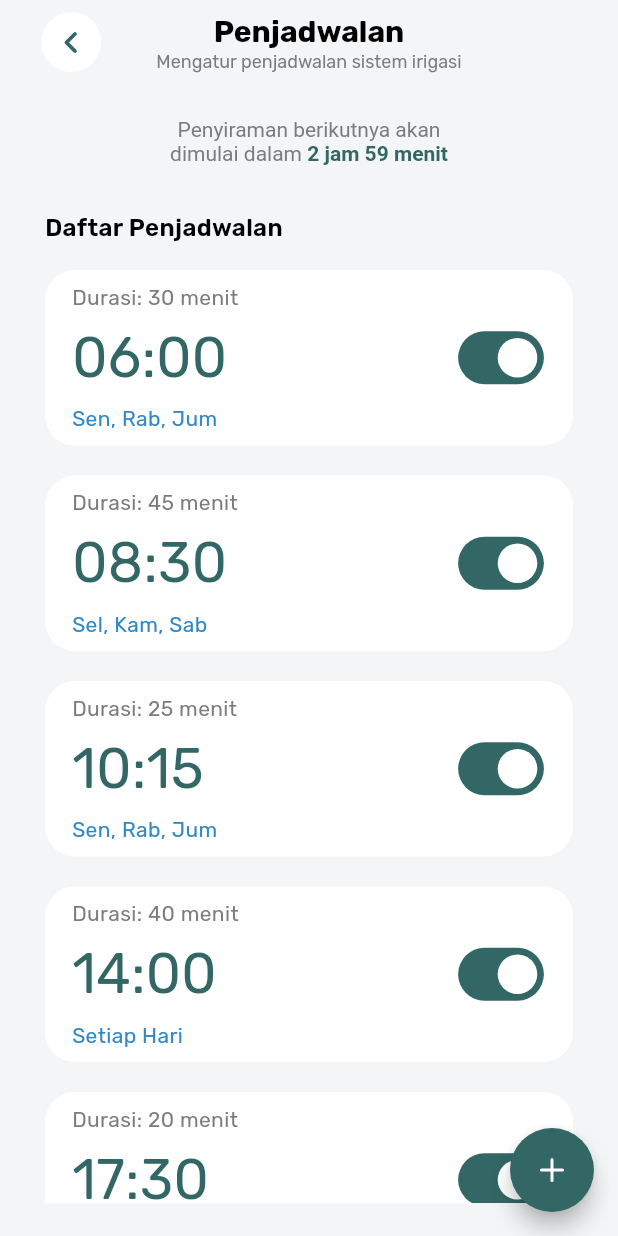
After one commit to scituinsk/Mobile_Smart_Farming, a Flutter app: the SolenoidScreen screen opened by its route, after a tap on "Penjadwalan", on a phone screen of 412 x 824 dp. The commit adds this screen. Run offline on Flutter 3.47's test engine with Material 3 defaults, Android fonts, the phone set to English and light mode, and no system bars; our stand-ins replace flutter_svg, get, google_fonts, lucide_icons_flutter; missing offline and left inert: flutter_floating_bottom_bar.

Commit message:
refactor: rename selenoid to solenoid and add scheduling feature

```diff
--- a/lib/src/core/routes/app_page.dart
+++ b/lib/src/core/routes/app_page.dart
@@ -1,7 +1,8 @@
 import 'package:get/get.dart';
 import 'package:pak_tani/src/core/routes/route_named.dart';
 import 'package:pak_tani/src/features/notification/presentation/screens/notification_screen.dart';
-import 'package:pak_tani/src/features/selenoid/presentation/screens/selenoid_screen.dart';
+import 'package:pak_tani/src/features/scheduling/presentation/screens/scheduling_screen.dart';
+import 'package:pak_tani/src/features/solenoid/presentation/screens/solenoid_screen.dart';
 
 class AppPage {
   static final pages = [
@@ -9,6 +10,10 @@ class AppPage {
       name: RouteNamed.notificationPage,
       page: () => const NotificationScreen(),
     ),
-    GetPage(name: RouteNamed.selenoidPage, page: () => const SelenoidScreen()),
+    GetPage(name: RouteNamed.solenoidPage, page: () => const SolenoidScreen()),
+    GetPage(
+      name: RouteNamed.schedulingPage,
+      page: () => const SchedulingScreen(),
+    ),
   ];
 }
--- a/lib/src/core/routes/route_named.dart
+++ b/lib/src/core/routes/route_named.dart
@@ -1,4 +1,5 @@
 abstract class RouteNamed {
   static const notificationPage = '/notification_page';
-  static const selenoidPage = '/selenoid_page';
+  static const solenoidPage = '/solenoid_page';
+  static const schedulingPage = '/scheduling_page';
 }
--- a/lib/src/core/theme/app_theme.dart
+++ b/lib/src/core/theme/app_theme.dart
@@ -17,7 +17,7 @@ abstract final class AppTheme {
   static const titleSecondary = Color(0xff7C7C7C);
   // static const defaultTextColor = Color(0xff8F9098);
 
-  static const selenoidColor = Color(0xffFFAAF8);
+  static const solenoidColor = Color(0xffFFAAF8);
   static const waterPumpColor = Color(0xff9AD16D);
 
   static const h5 = TextStyle(
@@ -58,6 +58,12 @@ abstract final class AppTheme {
     fontFamily: 'Clash Display',
     fontSize: 37,
     fontWeight: FontWeight.bold,
+  );
+
+  static const h1Rubik = TextStyle(
+    color: textColor,
+    fontSize: 37,
+    fontWeight: FontWeight.normal,
   );
 
   static const textAction = TextStyle(
--- a/lib/src/core/widgets/custom_icon.dart
+++ b/lib/src/core/widgets/custom_icon.dart
@@ -2,7 +2,7 @@ import 'package:flutter/material.dart';
 import 'package:flutter_svg/flutter_svg.dart';
 
 enum MyCustomIcon {
-  selenoid,
+  solenoid,
   greenHouse,
   waterPump,
   batteryMax,
@@ -16,7 +16,7 @@ enum MyCustomIcon {
 
 String iconAssets(MyCustomIcon type) {
   switch (type) {
-    case MyCustomIcon.selenoid:
+    case MyCustomIcon.solenoid:
       return "assets/icons/carbon-iot-platform.svg";
     case MyCustomIcon.greenHouse:
       return "assets/icons/mdi-greenhouse.svg";
--- /dev/null
+++ b/lib/src/core/widgets/my_switch.dart
@@ -0,0 +1,49 @@
+import 'package:flutter/material.dart';
+
+class MySwitch extends StatelessWidget {
+  final bool value;
+  final ValueChanged<bool> onChanged;
+  final double scale;
+  const MySwitch({
+    super.key,
+    required this.value,
+    required this.onChanged,
+    this.scale = 1.0,
+  });
+
+  @override
+  Widget build(BuildContext context) {
+    return Transform.scale(
+      scale: scale,
+      child: SwitchTheme(
+        data: SwitchThemeData(
+          trackOutlineColor: WidgetStateProperty.resolveWith<Color?>((
+            Set<WidgetState> states,
+          ) {
+            if (states.contains(WidgetState.selected)) {
+              return null; // Gunakan default border saat aktif
+            }
+            return Colors.transparent; // Hilangkan border saat false
+          }),
+          trackColor: WidgetStateProperty.resolveWith<Color?>((
+            Set<WidgetState> states,
+          ) {
+            if (states.contains(WidgetState.selected)) {
+              return null; // Gunakan default color saat aktif
+            }
+            return Colors.grey.shade300; // Background color saat false
+          }),
+          thumbColor: WidgetStateProperty.resolveWith<Color?>((
+            Set<WidgetState> states,
+          ) {
+            if (states.contains(WidgetState.selected)) {
+              return null; // Gunakan default thumb color saat aktif
+            }
+            return Colors.white; // Warna lingkaran lebih terang saat false
+          }),
+        ),
+        child: Switch(value: value, onChanged: onChanged),
+      ),
+    );
+  }
+}
--- a/lib/src/features/home/presentation/widgets/all_modul_summary.dart
+++ b/lib/src/features/home/presentation/widgets/all_modul_summary.dart
@@ -14,8 +14,8 @@ class AllModulSummary extends StatelessWidget {
         Expanded(
           child: ModulSummaryWidget(
             bgIcon: AppTheme.surfaceColor,
-            customIcon: MyCustomIcon.selenoid,
-            title: "Selenoid Aktif",
+            customIcon: MyCustomIcon.solenoid,
+            title: "Solenoid Aktif",
             amount: 8,
           ),
         ),
--- a/lib/src/features/module/presentation/widgets/filter_modul.dart
+++ b/lib/src/features/module/presentation/widgets/filter_modul.dart
@@ -14,7 +14,7 @@ class FilterModul extends StatelessWidget {
       crossAxisAlignment: CrossAxisAlignment.start,
       spacing: 17,
       children: [
-        Text("Cari Modul", style: AppTheme.h5),
+        Text("Cari Modul", style: AppTheme.h4),
         Row(
           spacing: 23,
           mainAxisSize: MainAxisSize.min,
--- a/lib/src/features/module/presentation/widgets/modul_list.dart
+++ b/lib/src/features/module/presentation/widgets/modul_list.dart
@@ -12,7 +12,7 @@ class ModulList extends StatelessWidget {
         crossAxisAlignment: CrossAxisAlignment.start,
         spacing: 17,
         children: [
-          Text("Daftar Modul", style: AppTheme.h5),
+          Text("Daftar Modul", style: AppTheme.h4),
           Expanded(
             child: ListView.builder(
               padding: EdgeInsets.only(bottom: 60),
--- a/lib/src/features/module/presentation/widgets/module_item.dart
+++ b/lib/src/features/module/presentation/widgets/module_item.dart
@@ -62,9 +62,6 @@ class ModuleItem extends StatelessWidget {
             spacing: 9,
             children: [
               Row(
-                mainAxisAlignment: MainAxisAlignment.spaceBetween,
-                children: [
-                  Row(
                 spacing: 9,
                 children: [
                   DisplayChip(
@@ -105,15 +102,7 @@ class ModuleItem extends StatelessWidget {
                   ),
                 ],
               ),
-                  IconWidget(
-                    customIcon: MyCustomIcon.editPencil,
-                    backgroundColor: AppTheme.surfaceColor,
-                  ),
-                ],
-              ),
-              Row(
-                mainAxisAlignment: MainAxisAlignment.spaceBetween,
-                children: [
+
               Row(
                 spacing: 9,
                 children: [
@@ -133,17 +122,10 @@ class ModuleItem extends StatelessWidget {
                     ),
                   ),
                   FilledButton.icon(
-                        onPressed: () => Get.toNamed(RouteNamed.selenoidPage),
-                        label: Text("Detail Selenoid"),
+                    onPressed: () => Get.toNamed(RouteNamed.solenoidPage),
+                    label: Text("Detail Solenoid"),
                     icon: Icon(Icons.arrow_forward_rounded),
                     iconAlignment: IconAlignment.end,
-                      ),
-                    ],
-                  ),
-                  IconWidget(
-                    icon: Icons.delete_rounded,
-                    backgroundColor: AppTheme.errorColor,
-                    iconColor: Colors.white,
                   ),
                 ],
               ),
--- a/lib/src/features/notification/presentation/widgets/notification_item.dart
+++ b/lib/src/features/notification/presentation/widgets/notification_item.dart
@@ -4,7 +4,7 @@ import 'package:pak_tani/src/core/widgets/custom_icon.dart';
 import 'package:pak_tani/src/core/widgets/icon_widget.dart';
 
 enum NotificationType {
-  selenoid,
+  solenoid,
   greenHouse,
   waterPump,
   batteryMax,
@@ -18,7 +18,7 @@ class NotificationItem extends StatelessWidget {
   final bool isRead;
   const NotificationItem({
     super.key,
-    this.type = NotificationType.selenoid,
+    this.type = NotificationType.solenoid,
     required this.message,
     required this.time,
     this.isRead = false,
@@ -69,8 +69,8 @@ class NotificationItem extends StatelessWidget {
 
   String _title() {
     switch (type) {
-      case NotificationType.selenoid:
-        return "Selenoid";
+      case NotificationType.solenoid:
+        return "Solenoid";
       case NotificationType.greenHouse:
         return "Green House";
       case NotificationType.waterPump:
@@ -84,8 +84,8 @@ class NotificationItem extends StatelessWidget {
 
   MyCustomIcon _leadingIcon() {
     switch (type) {
-      case NotificationType.selenoid:
-        return MyCustomIcon.selenoid;
+      case NotificationType.solenoid:
+        return MyCustomIcon.solenoid;
       case NotificationType.greenHouse:
         return MyCustomIcon.greenHouse;
       case NotificationType.waterPump:
--- a/lib/src/features/notification/presentation/widgets/notification_list.dart
+++ b/lib/src/features/notification/presentation/widgets/notification_list.dart
@@ -6,10 +6,10 @@ class NotificationList extends StatelessWidget {
 
   final List<Map<String, dynamic>> notifications = const [
     {
-      "message": "Selenoid 1 pada Green House A telah terbuka",
+      "message": "Solenoid 1 pada Green House A telah terbuka",
       "time": "08:32",
       "isRead": false,
-      "type": NotificationType.selenoid,
+      "type": NotificationType.solenoid,
     },
     {
       "message": "Water pump pada Green House B telah diaktifkan",
@@ -36,10 +36,10 @@ class NotificationList extends StatelessWidget {
       "type": NotificationType.batteryLow,
     },
     {
-      "message": "Selenoid 2 pada Green House C telah ditutup",
+      "message": "Solenoid 2 pada Green House C telah ditutup",
       "time": "2 hari lalu",
       "isRead": true,
-      "type": NotificationType.selenoid,
+      "type": NotificationType.solenoid,
     },
     {
       "message": "Water pump pada Green House A telah dimatikan",
@@ -60,10 +60,10 @@ class NotificationList extends StatelessWidget {
       "type": NotificationType.batteryMax,
     },
     {
-      "message": "Selenoid 3 pada Green House A telah terbuka",
+      "message": "Solenoid 3 pada Green House A telah terbuka",
       "time": "1 minggu lalu",
       "isRead": true,
-      "type": NotificationType.selenoid,
+      "type": NotificationType.solenoid,
     },
     {
       "message": "Battery level sangat rendah (5%)",
--- /dev/null
+++ b/lib/src/features/scheduling/presentation/screens/scheduling_screen.dart
@@ -0,0 +1,81 @@
+import 'package:flutter/material.dart';
+import 'package:get/get.dart';
+import 'package:lucide_icons_flutter/lucide_icons.dart';
+import 'package:pak_tani/src/core/theme/app_theme.dart';
+import 'package:pak_tani/src/core/widgets/my_back_button.dart';
+import 'package:pak_tani/src/features/scheduling/presentation/widgets/schedule_list.dart';
+
+class SchedulingScreen extends StatelessWidget {
+  const SchedulingScreen({super.key});
+
+  @override
+  Widget build(BuildContext context) {
+    final mediaQueryWidth = Get.width;
+    final mediaQueryHeight = Get.height;
+
+    return Scaffold(
+      appBar: AppBar(
+        leadingWidth: 70,
+        leading: Center(
+          child: Padding(
+            padding: EdgeInsets.only(left: 25),
+            child: MyBackButton(),
+          ),
+        ),
+        title: Column(
+          children: [
+            Text("Penjadwalan", style: AppTheme.h3),
+            Text(
+              "Mengatur penjadwalan sistem irigasi",
+              style: AppTheme.textSmall.copyWith(
+                color: AppTheme.titleSecondary,
+              ),
+            ),
+          ],
+        ),
+        centerTitle: true,
+      ),
+      body: SafeArea(
+        child: Container(
+          padding: EdgeInsets.symmetric(vertical: 22, horizontal: 30),
+          width: mediaQueryWidth,
+          height: mediaQueryHeight,
+          child: Column(
+            spacing: 30,
+            children: [
+              SizedBox(
+                width: 200,
+                child: RichText(
+                  textAlign: TextAlign.center,
+                  text: TextSpan(
+                    style: AppTheme.text.copyWith(
+                      color: AppTheme.titleSecondary,
+                    ),
+                    children: [
+                      TextSpan(
+                        text: 'Penyiraman berikutnya akan dimulai dalam ',
+                      ),
+                      TextSpan(
+                        text: '2 jam 59 menit',
+                        style: AppTheme.text.copyWith(
+                          color: AppTheme.primaryColor,
+                          fontWeight: FontWeight.bold,
+                        ),
+                      ),
+                    ],
+                  ),
+                ),
+              ),
+              ScheduleList(),
+            ],
+          ),
+        ),
+      ),
+      floatingActionButton: FloatingActionButton(
+        onPressed: () {},
+        shape: RoundedRectangleBorder(borderRadius: BorderRadius.circular(50)),
+        child: Icon(LucideIcons.plus),
+      ),
+    );
+  }
+}
--- /dev/null
+++ b/lib/src/features/scheduling/presentation/widgets/schedule_item.dart
@@ -0,0 +1,53 @@
+import 'package:flutter/material.dart';
+import 'package:pak_tani/src/core/theme/app_theme.dart';
+import 'package:pak_tani/src/core/widgets/my_switch.dart';
+
+class ScheduleItem extends StatelessWidget {
+  final int duration;
+  final String time;
+  final String day;
+  final bool status;
+  const ScheduleItem({
+    super.key,
+    required this.duration,
+    required this.time,
+    required this.day,
+    this.status = true,
+  });
+
+  @override
+  Widget build(BuildContext context) {
+    return Container(
+      decoration: BoxDecoration(
+        color: Colors.white,
+        borderRadius: BorderRadius.circular(20),
+      ),
+      padding: EdgeInsets.symmetric(vertical: 8, horizontal: 18),
+      child: Row(
+        mainAxisAlignment: MainAxisAlignment.spaceBetween,
+        children: [
+          Column(
+            spacing: 4,
+            crossAxisAlignment: CrossAxisAlignment.start,
+            children: [
+              Text(
+                "Durasi: $duration menit",
+                style: AppTheme.text.copyWith(color: AppTheme.titleSecondary),
+              ),
+
+              Text(
+                time,
+                style: AppTheme.h1Rubik.copyWith(color: AppTheme.primaryColor),
+              ),
+              Text(
+                day,
+                style: AppTheme.text.copyWith(color: AppTheme.secondaryColor),
+              ),
+            ],
+          ),
+          MySwitch(value: status, onChanged: (value) {}, scale: 1.1),
+        ],
+      ),
+    );
+  }
+}
--- /dev/null
+++ b/lib/src/features/scheduling/presentation/widgets/schedule_list.dart
@@ -0,0 +1,45 @@
+import 'package:flutter/material.dart';
+import 'package:pak_tani/src/core/theme/app_theme.dart';
+import 'package:pak_tani/src/features/scheduling/presentation/widgets/schedule_item.dart';
+
+class ScheduleList extends StatelessWidget {
+  const ScheduleList({super.key});
+
+  final List<Map<String, dynamic>> schedules = const [
+    {"duration": 30, "time": "06:00", "day": "Sen, Rab, Jum"},
+    {"duration": 45, "time": "08:30", "day": "Sel, Kam, Sab"},
+    {"duration": 25, "time": "10:15", "day": "Sen, Rab, Jum"},
+    {"duration": 40, "time": "14:00", "day": "Setiap Hari"},
+    {"duration": 20, "time": "17:30", "day": "Sel, Kam, Min"},
+    {"duration": 35, "time": "19:45", "day": "Rab, Jum, Sab"},
+  ];
+
+  @override
+  Widget build(BuildContext context) {
+    return Expanded(
+      child: Column(
+        crossAxisAlignment: CrossAxisAlignment.start,
+        spacing: 17,
+        children: [
+          Text("Daftar Penjadwalan", style: AppTheme.h4),
+          Expanded(
+            child: ListView.builder(
+              padding: EdgeInsets.only(bottom: 40),
+              itemCount: schedules.length,
+              itemBuilder: (context, index) => Column(
+                children: [
+                  ScheduleItem(
+                    duration: schedules[index]["duration"],
+                    time: schedules[index]["time"],
+                    day: schedules[index]["day"],
+                  ),
+                  SizedBox(height: 20),
+                ],
+              ),
+            ),
+          ),
+        ],
+      ),
+    );
+  }
+}
--- a/lib/src/features/selenoid/presentation/screens/selenoid_screen.dart
+++ b/lib/src/features/solenoid/presentation/screens/solenoid_screen.dart
@@ -1,13 +1,14 @@
 import 'package:flutter/material.dart';
 import 'package:get/get.dart';
 import 'package:lucide_icons_flutter/lucide_icons.dart';
+import 'package:pak_tani/src/core/routes/route_named.dart';
 import 'package:pak_tani/src/core/theme/app_theme.dart';
 import 'package:pak_tani/src/core/widgets/icon_widget.dart';
 import 'package:pak_tani/src/core/widgets/my_back_button.dart';
-import 'package:pak_tani/src/features/selenoid/presentation/widgets/selenoid_list.dart';
+import 'package:pak_tani/src/features/solenoid/presentation/widgets/solenoid_list.dart';
 
-class SelenoidScreen extends StatelessWidget {
-  const SelenoidScreen({super.key});
+class SolenoidScreen extends StatelessWidget {
+  const SolenoidScreen({super.key});
 
   @override
   Widget build(BuildContext context) {
@@ -25,7 +26,7 @@ class SelenoidScreen extends StatelessWidget {
         ),
         title: Column(
           children: [
-            Text("Selenoid", style: AppTheme.h3),
+            Text("Solenoid", style: AppTheme.h3),
             Text(
               "Mengatur penjadwalan sistem irigasi",
               style: AppTheme.textSmall.copyWith(
@@ -49,9 +50,11 @@ class SelenoidScreen extends StatelessWidget {
               Row(
                 mainAxisAlignment: MainAxisAlignment.spaceBetween,
                 children: [
-                  Text("Daftar Selenoid", style: AppTheme.h4),
+                  Text("Daftar Solenoid", style: AppTheme.h4),
                   FilledButton.icon(
-                    onPressed: () {},
+                    onPressed: () {
+                      Get.toNamed(RouteNamed.schedulingPage);
+                    },
                     icon: Icon(LucideIcons.calendarSync),
                     label: Text("Penjadwalan"),
                     style: ButtonStyle(
@@ -63,7 +66,7 @@ class SelenoidScreen extends StatelessWidget {
                   ),
                 ],
               ),
-              SelenoidList(),
+              SolenoidList(),
               SizedBox(
                 width: double.infinity, // Make the button stretch horizontally
                 child: FilledButton.icon(
--- a/lib/src/features/selenoid/presentation/widgets/selenoid_item.dart
+++ b/lib/src/features/solenoid/presentation/widgets/selenoid_item.dart
@@ -1,15 +1,15 @@
 import 'package:flutter/material.dart';
 import 'package:pak_tani/src/core/widgets/custom_icon.dart';
 
-class SelenoidItem extends StatelessWidget {
+class SolenoidItem extends StatelessWidget {
   final String title;
   final bool status;
-  const SelenoidItem({super.key, required this.title, required this.status});
+  const SolenoidItem({super.key, required this.title, required this.status});
 
   @override
   Widget build(BuildContext context) {
     return ListTile(
-      leading: CustomIcon(type: MyCustomIcon.selenoid),
+      leading: CustomIcon(type: MyCustomIcon.solenoid),
       title: Text(title),
       trailing: Container(
         decoration: BoxDecoration(
--- a/lib/src/features/selenoid/presentation/widgets/selenoid_list.dart
+++ b/lib/src/features/solenoid/presentation/widgets/solenoid_list.dart
@@ -1,8 +1,8 @@
 import 'package:flutter/material.dart';
-import 'package:pak_tani/src/features/selenoid/presentation/widgets/selenoid_item.dart';
+import 'package:pak_tani/src/features/solenoid/presentation/widgets/selenoid_item.dart';
 
-class SelenoidList extends StatelessWidget {
-  const SelenoidList({super.key});
+class SolenoidList extends StatelessWidget {
+  const SolenoidList({super.key});
 
   @override
   Widget build(BuildContext context) {
@@ -12,8 +12,8 @@ class SelenoidList extends StatelessWidget {
         itemCount: 6,
         itemBuilder: (context, index) => Column(
           children: [
-            SelenoidItem(
-              title: "Selenoid ${index + 1}",
+            SolenoidItem(
+              title: "Solenoid ${index + 1}",
               status: index % 2 == 0 ? true : false,
             ),
             SizedBox(height: 20),
--- a/pubspec.yaml
+++ b/pubspec.yaml
@@ -39,6 +39,7 @@ dependencies:
   flutter_svg: ^2.2.1
   flutter_floating_bottom_bar: ^1.3.0
   lucide_icons_flutter: ^3.1.0
+  wolt_modal_sheet: ^0.11.0
 
 dev_dependencies:
   flutter_test:
```
Also changed, not shown: pubspec.lock. Lines whose indentation alone changed are shown as unchanged.
